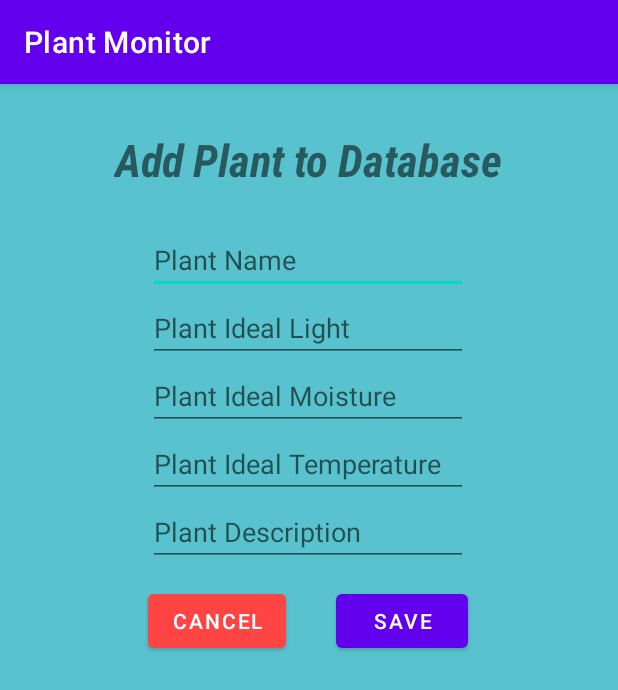
After one commit to ItsKarlito/healthyleaves, an Android app: the AddPlantDatabaseActivity screen opened directly, with no data from a screen before it, on a phone screen of 412 x 824 dp. The commit adds this screen. Shown: the top 690 px of the screen. Run offline under Robolectric (Android 15) with nearby library versions, the phone set to English and light mode, and no system bars; our stand-ins replace Firebase (no records; nobody signed in at launch, a user with empty details on screens opened directly).

Commit message:
merged the plant database firebase on android application project into the team's branch with authentication and local database

```diff
--- /dev/null
+++ b/software/PlantMonitor/app/src/main/java/com/example/plantmonitor/PlantDatabase/AddPlantDatabaseActivity.java
@@ -0,0 +1,83 @@
+package com.example.plantmonitor.PlantDatabase;
+
+import androidx.appcompat.app.AppCompatActivity;
+
+import android.content.Intent;
+import android.os.Bundle;
+import android.util.Log;
+import android.view.View;
+import android.widget.Button;
+import android.widget.EditText;
+import android.widget.Toast;
+
+import com.example.plantmonitor.R;
+import com.google.firebase.database.DatabaseReference;
+import com.google.firebase.database.FirebaseDatabase;
+
+import java.util.Random;
+
+public class AddPlantDatabaseActivity extends AppCompatActivity {
+
+    private String TAG = "AddPlantDatabaseActivity";
+
+    private DatabaseReference databasePlants;
+
+    EditText editTextPlantName = null;
+    EditText editTextPlantIdealLight = null;
+    EditText editTextPlantIdealMoisture = null;
+    EditText editTextPlantIdealTemperature = null;
+    EditText editTextPlantDescription = null;
+    Button buttonSavePlantDatabase = null;
+    Button buttonCancelPlantDatabase = null;
+
+
+    @Override
+    protected void onCreate(Bundle savedInstanceState) {
+        super.onCreate(savedInstanceState);
+        setContentView(R.layout.activity_add_plant_database);
+
+        databasePlants = FirebaseDatabase.getInstance().getReference("Plants");
+
+        editTextPlantName = (EditText) findViewById(R.id.editTextPlantName);
+        editTextPlantIdealLight = (EditText) findViewById(R.id.editTextPlantIdealLight);
+        editTextPlantIdealMoisture = (EditText) findViewById(R.id.editTextPlantIdealMoisture);
+        editTextPlantIdealTemperature = (EditText) findViewById(R.id.editTextPlantIdealTemperature);
+        editTextPlantDescription = (EditText) findViewById(R.id.editTextPlantDescription);
+
+
+        buttonSavePlantDatabase = (Button) findViewById(R.id.buttonSavePlantDatabase);
+        buttonSavePlantDatabase.setOnClickListener(new View.OnClickListener() {
+            @Override
+            public void onClick(View v) {
+                String plantName = editTextPlantName.getText().toString();
+                int plantIdealLight = Integer.parseInt(editTextPlantIdealLight.getText().toString());
+                int plantIdealMoisture = Integer.parseInt(editTextPlantIdealMoisture.getText().toString());
+                int plantIdealTemperature = Integer.parseInt(editTextPlantIdealTemperature.getText().toString());
+                String plantDescription = editTextPlantDescription.getText().toString();
+
+                Plant newPlant = new Plant(plantName,plantIdealLight,plantIdealMoisture,plantIdealTemperature,plantDescription);
+                String key = databasePlants.push().getKey();
+                databasePlants.child(key).setValue(newPlant);
+
+                Log.d(TAG, newPlant.toString());
+                Toast.makeText(getApplicationContext(), "succesful plant entry", Toast.LENGTH_SHORT).show();
+                goToPlantDatabaseActivity();
+            }
+        });
+
+        buttonCancelPlantDatabase = (Button) findViewById(R.id.buttonCancelPlantDatabase);
+        buttonCancelPlantDatabase.setOnClickListener(new View.OnClickListener() {
+            @Override
+            public void onClick(View v) {
+                Toast.makeText(getApplicationContext(), "cancelled plant entry", Toast.LENGTH_SHORT).show();
+                goToPlantDatabaseActivity();
+            }
+        });
+    }
+
+    void goToPlantDatabaseActivity() {
+        Intent intent = new Intent(this, PlantDatabaseActivity.class);
+        startActivity(intent);
+        //finish()
+    }
+}
--- /dev/null
+++ b/software/PlantMonitor/app/src/main/res/layout/activity_add_plant_database.xml
@@ -0,0 +1,132 @@
+<?xml version="1.0" encoding="utf-8"?>
+<androidx.constraintlayout.widget.ConstraintLayout xmlns:android="http://schemas.android.com/apk/res/android"
+    xmlns:app="http://schemas.android.com/apk/res-auto"
+    xmlns:tools="http://schemas.android.com/tools"
+    android:layout_width="match_parent"
+    android:layout_height="match_parent"
+    android:background="@color/colorBackground"
+    tools:context=".AddPlantDatabaseActivity">
+
+    <TextView
+        android:id="@+id/textViewAddPlantDatabaseActivityTitle"
+        android:layout_width="wrap_content"
+        android:layout_height="wrap_content"
+        android:fontFamily="sans-serif-condensed"
+        android:gravity="center"
+        android:text="Add Plant to Database"
+        android:textSize="30sp"
+        android:textStyle="bold|italic"
+        app:layout_constraintBottom_toBottomOf="parent"
+        app:layout_constraintEnd_toEndOf="parent"
+        app:layout_constraintHorizontal_bias="0.496"
+        app:layout_constraintStart_toStartOf="parent"
+        app:layout_constraintTop_toTopOf="parent"
+        app:layout_constraintVertical_bias="0.041" />
+
+    <EditText
+        android:id="@+id/editTextPlantName"
+        android:layout_width="wrap_content"
+        android:layout_height="wrap_content"
+        android:layout_marginTop="24dp"
+        android:ems="10"
+        android:hint="Plant Name"
+        android:inputType="textPersonName"
+        android:text=""
+        app:layout_constraintBottom_toBottomOf="parent"
+        app:layout_constraintEnd_toEndOf="@+id/textViewAddPlantDatabaseActivityTitle"
+        app:layout_constraintStart_toStartOf="@+id/textViewAddPlantDatabaseActivityTitle"
+        app:layout_constraintTop_toBottomOf="@+id/textViewAddPlantDatabaseActivityTitle"
+        app:layout_constraintVertical_bias="0.0" />
+
+    <EditText
+        android:id="@+id/editTextPlantIdealLight"
+        android:layout_width="wrap_content"
+        android:layout_height="wrap_content"
+        android:layout_marginTop="0dp"
+        android:ems="10"
+        android:hint="Plant Ideal Light"
+        android:inputType="number"
+        android:text=""
+        app:layout_constraintBottom_toBottomOf="parent"
+        app:layout_constraintEnd_toEndOf="@+id/editTextPlantName"
+        app:layout_constraintHorizontal_bias="0.0"
+        app:layout_constraintStart_toStartOf="@+id/editTextPlantName"
+        app:layout_constraintTop_toBottomOf="@+id/editTextPlantName"
+        app:layout_constraintVertical_bias="0.0" />
+
+    <EditText
+        android:id="@+id/editTextPlantIdealMoisture"
+        android:layout_width="wrap_content"
+        android:layout_height="wrap_content"
+        android:ems="10"
+        android:hint="Plant Ideal Moisture"
+        android:inputType="number"
+        android:text=""
+        app:layout_constraintBottom_toBottomOf="parent"
+        app:layout_constraintEnd_toEndOf="@+id/editTextPlantIdealLight"
+        app:layout_constraintHorizontal_bias="1.0"
+        app:layout_constraintStart_toStartOf="@+id/editTextPlantIdealLight"
+        app:layout_constraintTop_toBottomOf="@+id/editTextPlantIdealLight"
+        app:layout_constraintVertical_bias="0.0" />
+
+    <EditText
+        android:id="@+id/editTextPlantIdealTemperature"
+        android:layout_width="wrap_content"
+        android:layout_height="wrap_content"
+        android:ems="10"
+        android:hint="Plant Ideal Temperature"
+        android:inputType="number"
+        android:text=""
+        app:layout_constraintBottom_toBottomOf="parent"
+        app:layout_constraintEnd_toEndOf="@+id/editTextPlantIdealMoisture"
+        app:layout_constraintHorizontal_bias="0.0"
+        app:layout_constraintStart_toStartOf="@+id/editTextPlantIdealMoisture"
+        app:layout_constraintTop_toBottomOf="@+id/editTextPlantIdealMoisture"
+        app:layout_constraintVertical_bias="0.0" />
+
+    <EditText
+        android:id="@+id/editTextPlantDescription"
+        android:layout_width="wrap_content"
+        android:layout_height="wrap_content"
+        android:layout_marginStart="4dp"
+        android:layout_marginLeft="4dp"
+        android:ems="10"
+        android:hint="Plant Description"
+        android:inputType="textPersonName"
+        android:text=""
+        app:layout_constraintBottom_toBottomOf="parent"
+        app:layout_constraintEnd_toEndOf="@+id/editTextPlantIdealTemperature"
+        app:layout_constraintHorizontal_bias="1.0"
+        app:layout_constraintStart_toStartOf="@+id/editTextPlantIdealTemperature"
+        app:layout_constraintTop_toBottomOf="@+id/editTextPlantIdealTemperature"
+        app:layout_constraintVertical_bias="0.0" />
+
+    <Button
+        android:id="@+id/buttonSavePlantDatabase"
+        android:layout_width="wrap_content"
+        android:layout_height="wrap_content"
+        android:layout_marginStart="120dp"
+        android:layout_marginLeft="120dp"
+        android:text="Save"
+        app:layout_constraintBottom_toBottomOf="parent"
+        app:layout_constraintEnd_toEndOf="@+id/editTextPlantDescription"
+        app:layout_constraintHorizontal_bias="1.0"
+        app:layout_constraintStart_toStartOf="@+id/editTextPlantDescription"
+        app:layout_constraintTop_toBottomOf="@+id/editTextPlantDescription"
+        app:layout_constraintVertical_bias="0.032" />
+
+    <Button
+        android:id="@+id/buttonCancelPlantDatabase"
+        android:layout_width="wrap_content"
+        android:layout_height="wrap_content"
+        android:backgroundTint="@android:color/holo_red_light"
+        android:text="Cancel"
+        app:layout_constraintBottom_toBottomOf="parent"
+        app:layout_constraintEnd_toEndOf="@+id/editTextPlantDescription"
+        app:layout_constraintHorizontal_bias="0.0"
+        app:layout_constraintStart_toStartOf="@+id/editTextPlantDescription"
+        app:layout_constraintTop_toBottomOf="@+id/editTextPlantDescription"
+        app:layout_constraintVertical_bias="0.032" />
+
+
+</androidx.constraintlayout.widget.ConstraintLayout>
--- a/software/PlantMonitor/app/src/main/res/values/colors.xml
+++ b/software/PlantMonitor/app/src/main/res/values/colors.xml
@@ -7,4 +7,9 @@
     <color name="teal_700">#FF018786</color>
     <color name="black">#FF000000</color>
     <color name="white">#FFFFFFFF</color>
+    <color name="colorPrimary">#11909D</color>
+    <color name="colorPrimaryDark">#3700B3</color>
+    <color name="colorAccent">#03DAC5</color>
+    <color name="colorTitleBar">#11909D</color>
+    <color name="colorBackground">#58C3CE</color>
 </resources>
--- a/software/PlantMonitor/build.gradle
+++ b/software/PlantMonitor/build.gradle
@@ -5,7 +5,7 @@ buildscript {
         jcenter()
     }
     dependencies {
-        classpath 'com.android.tools.build:gradle:4.0.1'
+        classpath 'com.android.tools.build:gradle:4.1.0'
         classpath 'com.google.gms:google-services:4.2.0'
 
         // NOTE: Do not place your application dependencies here; they belong
```
Also changed, not shown: software/PlantMonitor/app/src/main/AndroidManifest.xml (+7 -4 lines), software/PlantMonitor/app/src/main/java/com/example/plantmonitor/ListOfPlants.java (+11 -0 lines), software/PlantMonitor/app/src/main/java/com/example/plantmonitor/PlantDatabase/MyAdapter.java (added, +73 -0 lines), software/PlantMonitor/app/src/main/java/com/example/plantmonitor/PlantDatabase/Plant.java (added, +71 -0 lines), software/PlantMonitor/app/src/main/java/com/example/plantmonitor/PlantDatabase/PlantDatabaseActivity.java (added, +89 -0 lines), software/PlantMonitor/app/src/main/res/layout/activity_main.xml (+12 -0 lines), software/PlantMonitor/app/src/main/res/layout/activity_plant_database.xml (added, +46 -0 lines), software/PlantMonitor/app/src/main/res/layout/my_row.xml (added, +131 -0 lines), software/PlantMonitor/gradle/wrapper/gradle-wrapper.properties, 1 other file.
